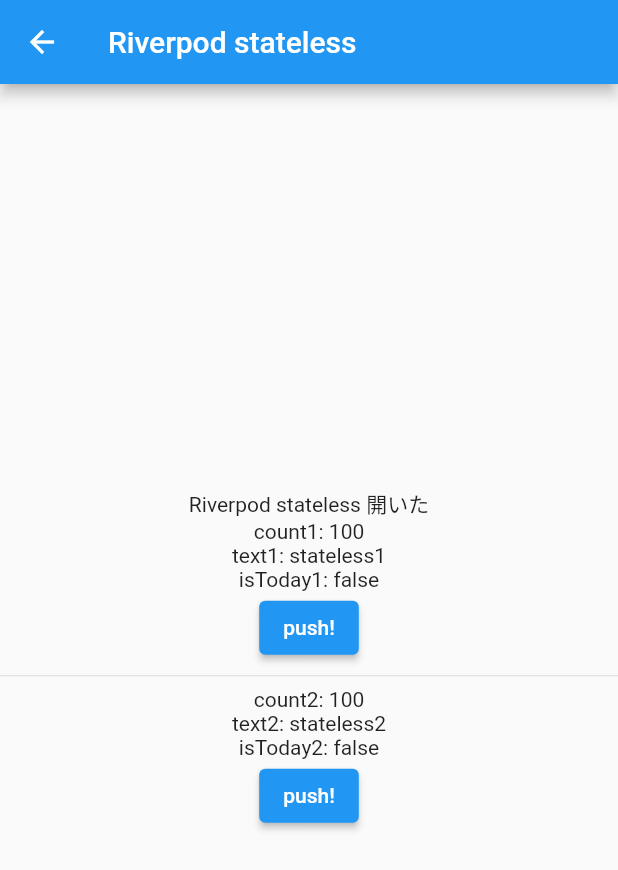
After one commit to kazuki-oshino/experimental_site, a Flutter app: the RiverpodStateless screen opened by its route, on a phone screen of 412 x 824 dp. The commit adds this screen. Shown: the top 870 px of the screen. Run offline on Flutter 3.47's test engine with Material 2 defaults, Android fonts, the phone set to English and light mode, and no system bars; our stand-ins replace auto_route, flutter_svg, freezed_annotation, hooks_riverpod; generated files the repository leaves out were written again.

Commit message:
add riverpod.

```diff
--- a/lib/main.dart
+++ b/lib/main.dart
@@ -2,9 +2,14 @@ import 'package:auto_route/auto_route.dart';
 import 'package:experimental_site/router/router.gr.dart';
 import 'package:flutter/material.dart';
 import 'package:flutter_svg/flutter_svg.dart';
+import 'package:hooks_riverpod/hooks_riverpod.dart';
 
 void main() {
-  runApp(MyApp());
+  runApp(
+    ProviderScope(
+      child: MyApp(),
+    ),
+  );
 }
 
 class MyApp extends StatelessWidget {
@@ -63,6 +68,10 @@ class _MyHomePageState extends State<MyHomePage> {
               onPressed: () => context.router.pushNamed('/cool-divider'),
               child: Text('Cool Divider'),
             ),
+            ElevatedButton(
+              onPressed: () => context.router.pushNamed('/riverpod-stateless'),
+              child: Text('Riverpod'),
+            ),
           ],
         ),
       ),
--- a/lib/router/router.dart
+++ b/lib/router/router.dart
@@ -1,5 +1,6 @@
 import 'package:auto_route/auto_route.dart';
 import 'package:experimental_site/views/cool_divider/cool_divider_page.dart';
+import 'package:experimental_site/views/riverpod/riverpod_stateless.dart';
 
 import '../views/view.dart';
 import '../../main.dart';
@@ -32,6 +33,10 @@ import '../../main.dart';
         page: CoolDividerPage,
         path: '/cool-divider'
     ),
+    AutoRoute(
+        page: RiverpodStateless,
+        path: '/riverpod-stateless'
+    ),
   ],
 )
 class $RootRouter {}
--- /dev/null
+++ b/lib/view_models/controller/riverpod_controller.dart
@@ -0,0 +1,18 @@
+import 'package:hooks_riverpod/hooks_riverpod.dart';
+
+import '../state/riverpod_state.dart';
+
+final riverpodProvider =
+    StateNotifierProvider.family<RiverpodController, RiverpodState, String>(
+        (ref, target) => RiverpodController(target));
+
+class RiverpodController extends StateNotifier<RiverpodState> {
+  RiverpodController(String target) : super(RiverpodState(text: target)) {
+    print('=====RiverpodController is initialize! :$target=====');
+  }
+
+  void countUp() {
+    state = state.copyWith(count: state.count + 1);
+  }
+
+}
--- /dev/null
+++ b/lib/view_models/state/riverpod_state.dart
@@ -0,0 +1,13 @@
+import 'package:flutter/foundation.dart';
+import 'package:freezed_annotation/freezed_annotation.dart';
+
+part 'riverpod_state.freezed.dart';
+
+@freezed
+class RiverpodState with _$RiverpodState {
+  const factory RiverpodState({
+    @Default(100) int count,
+    required String text,
+    @Default(false) bool isToday,
+  }) = _RiverpodState;
+}
--- /dev/null
+++ b/lib/views/riverpod/riverpod_stateless.dart
@@ -0,0 +1,30 @@
+import 'package:experimental_site/views/riverpod/riverpod_stateless_part1.dart';
+import 'package:flutter/material.dart';
+
+import 'riverpod_stateless_part2.dart';
+
+class RiverpodStateless extends StatelessWidget {
+  const RiverpodStateless({Key? key}) : super(key: key);
+
+  @override
+  Widget build(BuildContext context) {
+
+    return Scaffold(
+      appBar: AppBar(
+        title: const Text('Riverpod stateless'),
+      ),
+      body: Center(
+        child: Column(
+          mainAxisAlignment: MainAxisAlignment.center,
+          children: [
+             Text('Riverpod stateless 開いた'),
+            const RiverpodStatelessPart1(),
+            const Divider(),
+             RiverpodStatelessPart2(),
+
+          ],
+        ),
+      ),
+    );
+  }
+}
--- /dev/null
+++ b/lib/views/riverpod/riverpod_stateless_part1.dart
@@ -0,0 +1,30 @@
+import 'package:flutter/material.dart';
+
+import 'package:hooks_riverpod/hooks_riverpod.dart';
+
+import '../../view_models/controller/riverpod_controller.dart';
+
+class RiverpodStatelessPart1 extends HookConsumerWidget {
+  const RiverpodStatelessPart1({Key? key}) : super(key: key);
+
+  @override
+  Widget build(BuildContext context, WidgetRef ref) {
+    final state = ref.watch(riverpodProvider('stateless1'));
+    final notifier = ref.watch(riverpodProvider('stateless1').notifier);
+    return Column(
+
+      children: [
+        Text('count1: ${state.count}'),
+        Text('text1: ${state.text}'),
+        Text('isToday1: ${state.isToday}'),
+        ElevatedButton(
+          onPressed: () {
+            notifier.countUp();
+          },
+          child: Text('push!'),
+        ),
+      ],
+    );
+
+  }
+}
--- /dev/null
+++ b/lib/views/riverpod/riverpod_stateless_part2.dart
@@ -0,0 +1,30 @@
+import 'package:flutter/material.dart';
+
+import 'package:hooks_riverpod/hooks_riverpod.dart';
+
+import '../../view_models/controller/riverpod_controller.dart';
+
+class RiverpodStatelessPart2 extends HookConsumerWidget {
+  const RiverpodStatelessPart2({Key? key}) : super(key: key);
+
+  @override
+  Widget build(BuildContext context, WidgetRef ref) {
+    final state = ref.watch(riverpodProvider('stateless2'));
+    final notifier = ref.watch(riverpodProvider('stateless2').notifier);
+    return Column(
+
+      children: [
+        Text('count2: ${state.count}'),
+        Text('text2: ${state.text}'),
+        Text('isToday2: ${state.isToday}'),
+        ElevatedButton(
+          onPressed: () {
+            notifier.countUp();
+          },
+          child: Text('push!'),
+        ),
+      ],
+    );
+
+  }
+}
```
Also changed, not shown: pubspec.yaml (+10 -6 lines), lib/router/router.gr.dart, pubspec.lock, 2 other files.
